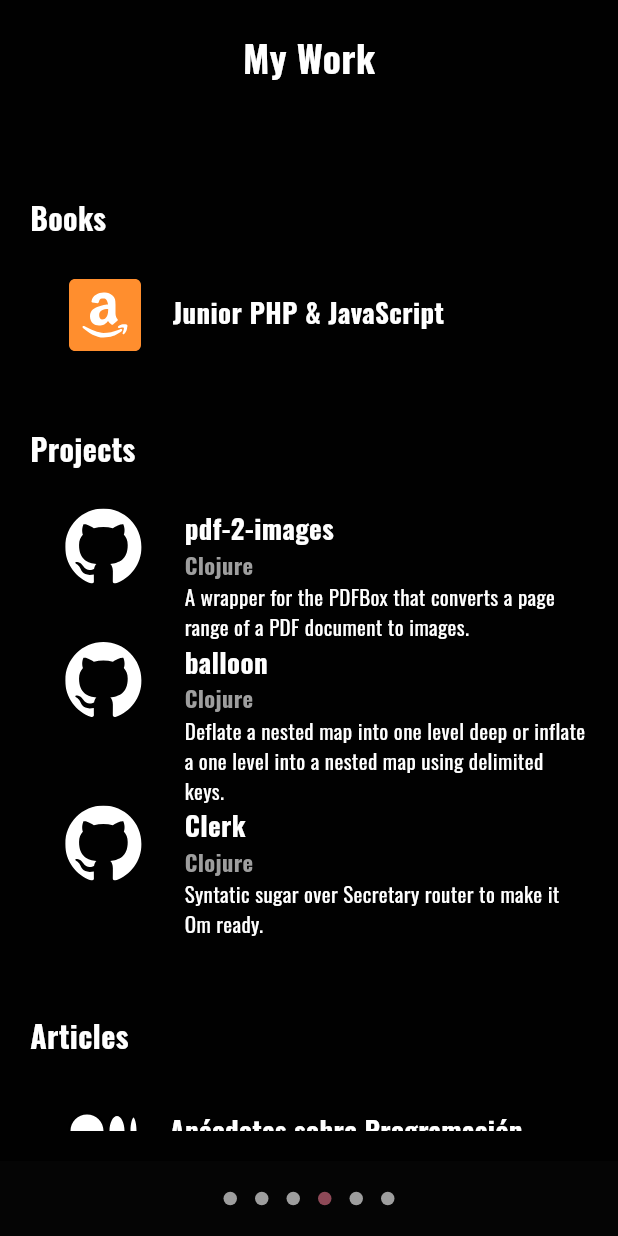
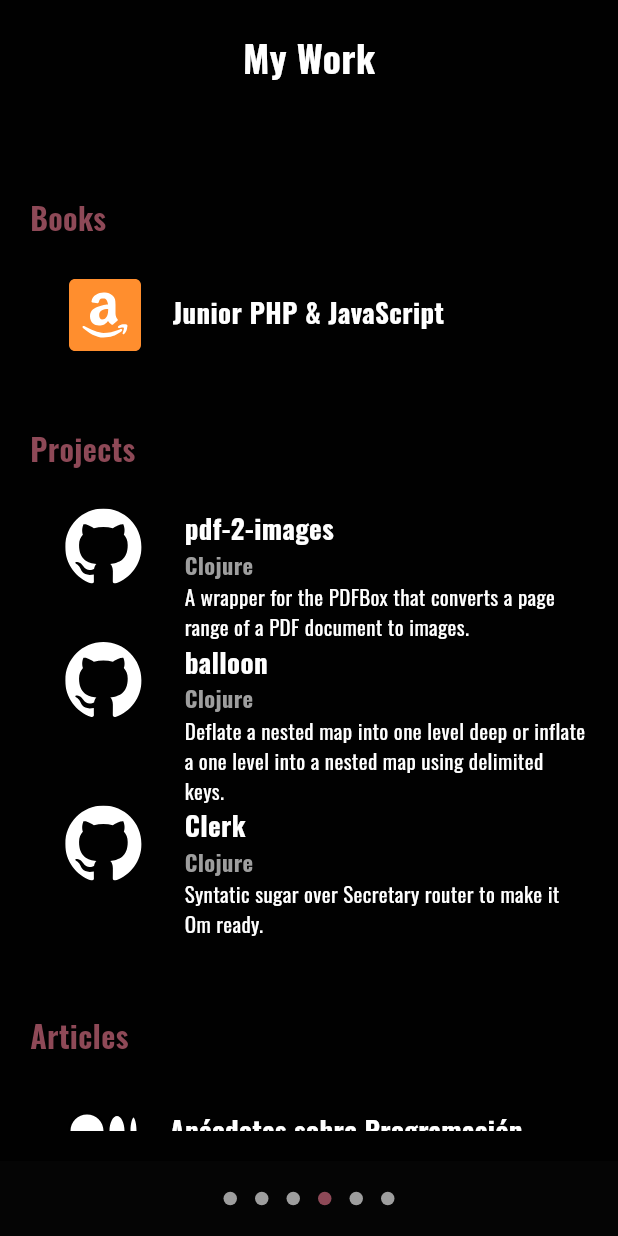
Before and after one commit to roboli/roboli-site, a Flutter app: the screen it shows after launch, swiped to page 4, on a phone screen of 412 x 824 dp. Run offline on Flutter 3.47's test engine with Material 3 defaults, Android fonts, the phone set to English and light mode, and no system bars; drawn by our look-alikes of dots_indicator; our stand-ins replace easy_debounce, flutter_svg, go_router, google_fonts.

Commit message:
Add color to sub headers

```diff
--- a/lib/pages/my_work_page.dart
+++ b/lib/pages/my_work_page.dart
@@ -31,11 +31,12 @@ class MyWorkPage extends StatelessWidget {
                 constraints: const BoxConstraints(maxWidth: 900),
                 child: ListView(
                   children: [
-                    const Text(
+                    Text(
                       'Books',
                       style: TextStyle(
                         fontWeight: FontWeight.bold,
                         fontSize: 20,
+                        color: Theme.of(context).primaryColor
                       ),
                     ),
                     const SizedBox(height: 25,),
@@ -44,11 +45,12 @@ class MyWorkPage extends StatelessWidget {
                       uri: Uri.https('a.co', 'd/5IlhmFZ'),
                     ),
                     const SizedBox(height: 50,),
-                    const Text(
+                    Text(
                       'Projects',
                       style: TextStyle(
                         fontWeight: FontWeight.bold,
                         fontSize: 20,
+                        color: Theme.of(context).primaryColor
                       ),
                     ),
                     const SizedBox(height: 25,),
@@ -71,11 +73,12 @@ class MyWorkPage extends StatelessWidget {
                       uri: Uri.https('github.com', 'roboli/clerk'),
                     ),
                     const SizedBox(height: 50,),
-                    const Text(
+                    Text(
                       'Articles',
                       style: TextStyle(
                         fontWeight: FontWeight.bold,
                         fontSize: 20,
+                        color: Theme.of(context).primaryColor
                       ),
                     ),
                     const SizedBox(height: 25,),
```
